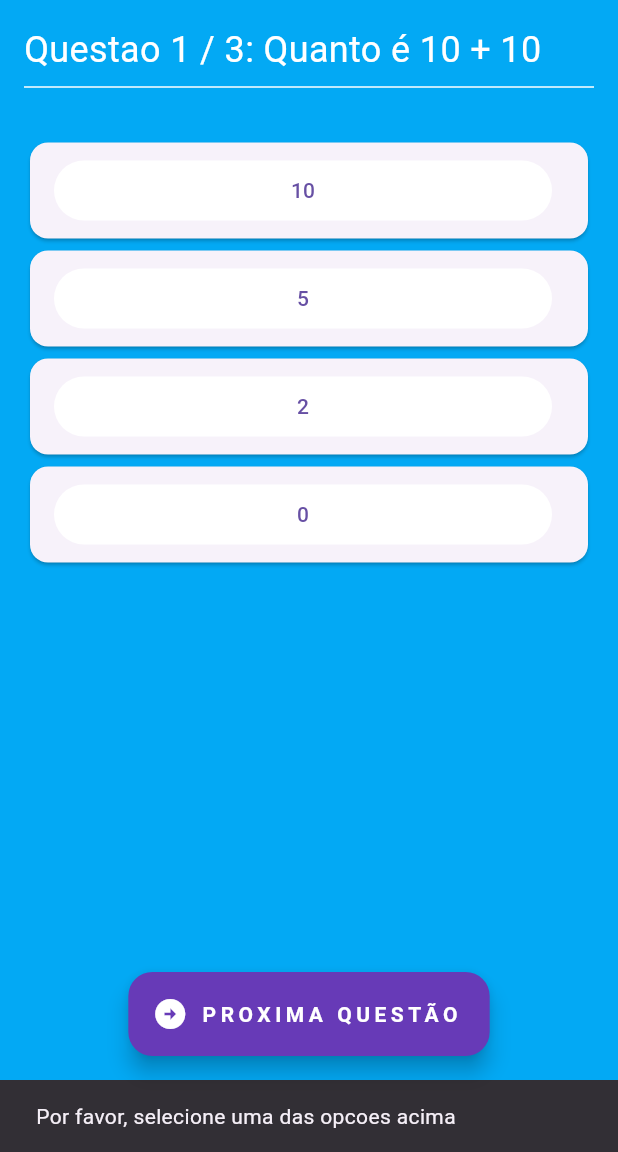
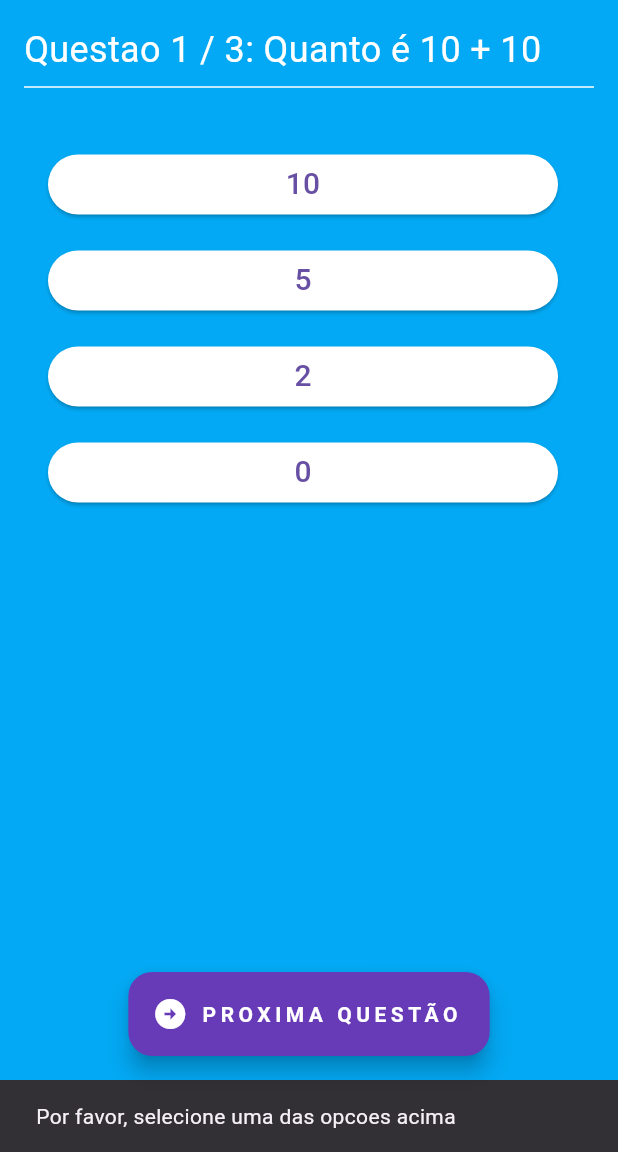
Before and after one commit to jeanPersil/quiz-2.0, a Flutter app: the Telaquiz screen opened directly, after a tap on "PROXIMA QUESTÃO", on a phone screen of 412 x 824 dp, the part 84-1236 px from its top. Run offline on Flutter 3.47's test engine with Material 3 defaults, Android fonts, the phone set to English and light mode, and no system bars; our stand-ins replace fl_chart.

Commit message:
tela de quiz quase finalizada faltando agora a tela final.

```diff
--- a/lib/paginas/telaQuizz.dart
+++ b/lib/paginas/telaQuizz.dart
@@ -1,8 +1,7 @@
 import 'package:flutter/material.dart';
 import 'package:quiz/models/modeloQuestoes.dart';
+import 'package:quiz/paginas/telaResultado.dart';
 import 'package:quiz/widgets/questoes_widgets.dart';
-import 'package:quiz/widgets/opcoes.dart';
-import 'package:quiz/widgets/OpcoesTeste.dart';
 
 class Telaquiz extends StatefulWidget {
   @override
@@ -34,35 +33,22 @@ class _TelaquizState extends State<Telaquiz> {
   int indexQuestao = 0;
   int pontuacao = 0;
   bool foiPressionado = false;
-  bool Questao_respondida = false;
 
   void proximaQuestao() {
     if (indexQuestao == questoes.length - 1) {
-      return;
+      Navigator.push(
+        context,
+        MaterialPageRoute(builder: (context) => Telaresultado()),
+      );
     } else {
       if (foiPressionado) {
         setState(() {
           indexQuestao++;
           foiPressionado = false;
-          Questao_respondida = false;
         });
       } else {
         ScaffoldMessenger.of(context).showSnackBar(const SnackBar(
             content: Text("Por favor, selecione uma das opcoes acima")));
-      }
-    }
-  }
-
-  void verificandoResposta(bool valor) {
-    if (Questao_respondida) {
-      return;
-    } else {
-      if (valor == true) {
-        pontuacao++;
-        setState(() {
-          foiPressionado = true;
-          Questao_respondida = true;
-        });
       }
     }
   }
@@ -96,12 +82,36 @@ class _TelaquizState extends State<Telaquiz> {
             ),
             const SizedBox(height: 25),
             for (int i = 0; i < questoes[indexQuestao].opcoes.length; i++)
-              Card_de_opcoes_teste(
-                opcao: questoes[indexQuestao].opcoes.keys.toList()[i],
-                respostaCorreta:
-                    questoes[indexQuestao].opcoes.values.toList()[i],
-                pontuacao: pontuacao,
-              ),
+              ListTile(
+                  title: ElevatedButton(
+                      onPressed: () {
+                        setState(() {
+                          if (foiPressionado) {
+                            return;
+                          }
+                          foiPressionado = true;
+                          if (questoes[indexQuestao]
+                                  .opcoes
+                                  .values
+                                  .toList()[i] ==
+                              true) {
+                            pontuacao++;
+                          }
+                        });
+                      },
+                      style: ElevatedButton.styleFrom(
+                          backgroundColor: foiPressionado
+                              ? (questoes[indexQuestao]
+                                      .opcoes
+                                      .values
+                                      .toList()[i]
+                                  ? Colors.green
+                                  : Colors.red)
+                              : Colors.white),
+                      child: Text(
+                        questoes[indexQuestao].opcoes.keys.toList()[i],
+                        style: const TextStyle(fontSize: 20),
+                      )))
           ],
         ),
       ),
--- a/lib/paginas/tela_inicial.dart
+++ b/lib/paginas/tela_inicial.dart
@@ -22,7 +22,7 @@ class TelaInicial extends StatelessWidget {
             height: 350,
             width: 350,
           ),
-          SizedBox(height: 15),
+          const SizedBox(height: 15),
           TextButton(
               onPressed: () {
                 Navigator.push(
@@ -31,7 +31,7 @@ class TelaInicial extends StatelessWidget {
                 );
               },
               style: TextButton.styleFrom(backgroundColor: Colors.deepPurple),
-              child: Text(
+              child: const Text(
                 'COMEÇAR!',
                 style: TextStyle(
                     fontWeight: FontWeight.bold,
--- a/lib/widgets/OpcoesTeste.dart
+++ b/lib/widgets/OpcoesTeste.dart
@@ -18,7 +18,6 @@ class Card_de_opcoes_teste extends StatefulWidget {
 class _Card_de_opcoes_testeState extends State<Card_de_opcoes_teste> {
   bool clicado = false;
 
-
   @override
   Widget build(BuildContext context) {
     return Card(
--- a/pubspec.yaml
+++ b/pubspec.yaml
@@ -30,6 +30,7 @@ environment:
 dependencies:
   flutter:
     sdk: flutter
+  fl_chart: ^0.69.0
 
   # The following adds the Cupertino Icons font to your application.
   # Use with the CupertinoIcons class for iOS style icons.
```
Also changed, not shown: lib/main.dart (+4 -5 lines), lib/paginas/telaResultado.dart (added, +18 -0 lines), lib/widgets/botaoNext.dart (deleted, +0 -25 lines), lib/widgets/opcoes.dart (+3 -8 lines), pubspec.lock.
